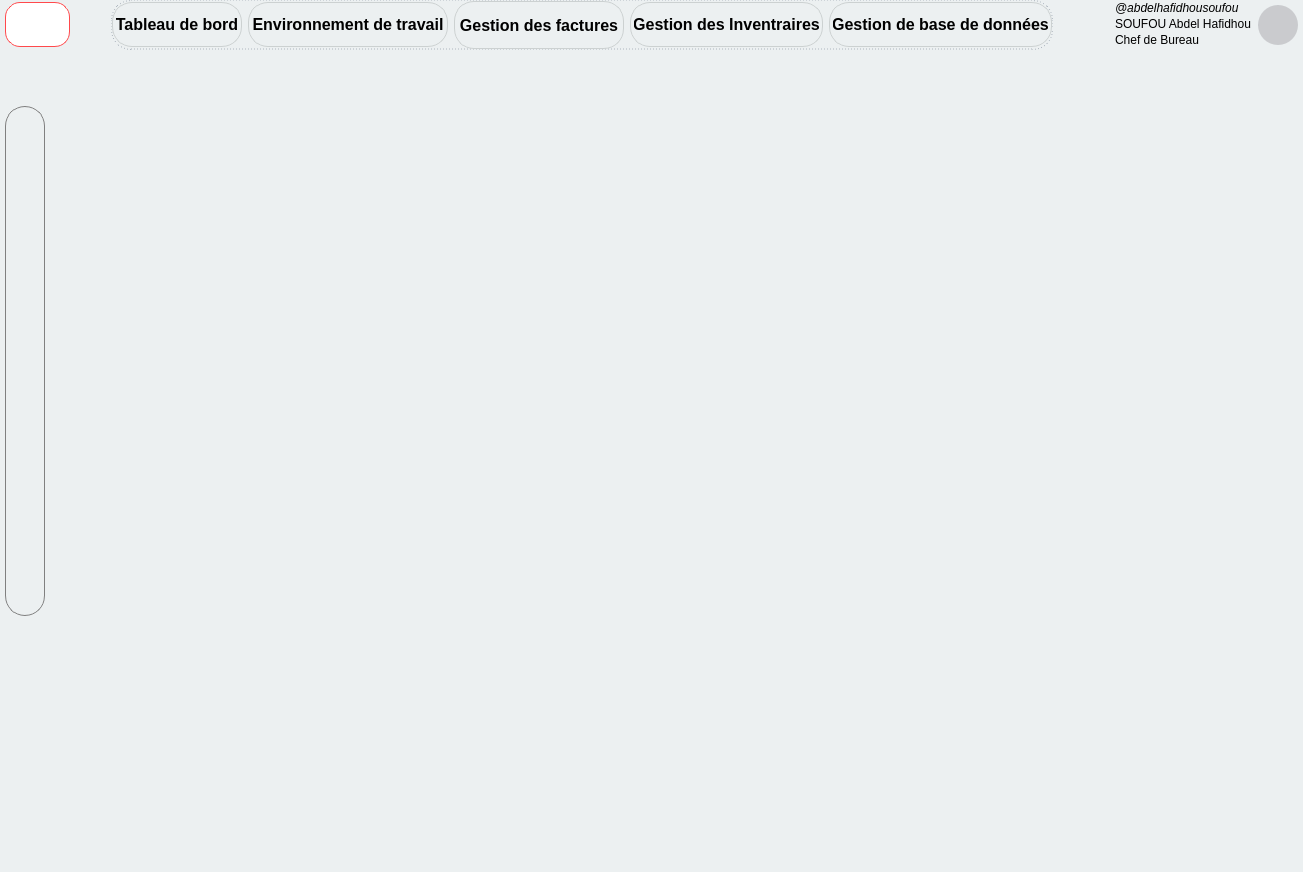
Before: the Qt Designer form forms/dialog.ui in SAbdelH/DevisCreator_premium, drawn with Qt 5.
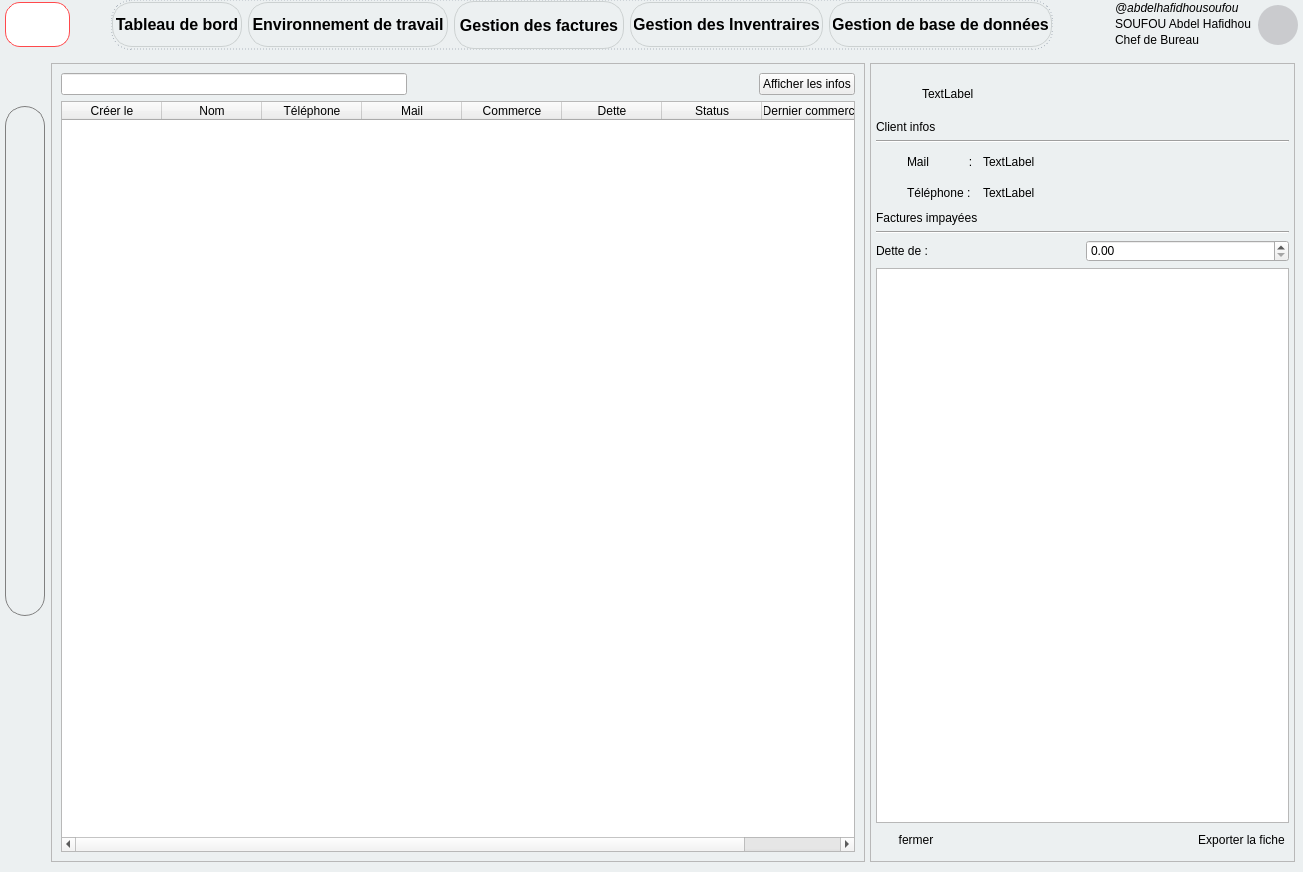
After: the same form once the commit is applied. The open tabs and pages were chosen to show the change. Icons and pictures are not drawn.

What changed in the file:
```diff
--- a/forms/dialog.ui
+++ b/forms/dialog.ui
@@ -5321,7 +5321,468 @@
         </item>
        </layout>
       </widget>
-      <widget class="QWidget" name="_p_clients"/>
+      <widget class="QWidget" name="_p_clients">
+       <layout class="QHBoxLayout" name="_h_clients">
+        <property name="spacing">
+         <number>5</number>
+        </property>
+        <property name="leftMargin">
+         <number>5</number>
+        </property>
+        <property name="topMargin">
+         <number>5</number>
+        </property>
+        <property name="rightMargin">
+         <number>8</number>
+        </property>
+        <property name="bottomMargin">
+         <number>10</number>
+        </property>
+        <item>
+         <widget class="QFrame" name="_f_clients_table">
+          <property name="frameShape">
+           <enum>QFrame::Shape::StyledPanel</enum>
+          </property>
+          <property name="frameShadow">
+           <enum>QFrame::Shadow::Raised</enum>
+          </property>
+          <layout class="QVBoxLayout" name="_v_clients_table">
+           <item>
+            <layout class="QHBoxLayout" name="_h_clients_table_top">
+             <item>
+              <widget class="QLineEdit" name="_le_clients_filter"/>
+             </item>
+             <item>
+              <spacer name="_hs_separator_clients_top">
+               <property name="orientation">
+                <enum>Qt::Orientation::Horizontal</enum>
+               </property>
+               <property name="sizeHint" stdset="0">
+                <size>
+                 <width>40</width>
+                 <height>20</height>
+                </size>
+               </property>
+              </spacer>
+             </item>
+             <item>
+              <widget class="QPushButton" name="_b_clients_show_info">
+               <property name="text">
+                <string>Afficher les infos</string>
+               </property>
+              </widget>
+             </item>
+            </layout>
+           </item>
+           <item>
+            <widget class="QTableWidget" name="_tw_clients_table_info">
+             <attribute name="horizontalHeaderCascadingSectionResizes">
+              <bool>false</bool>
+             </attribute>
+             <attribute name="horizontalHeaderShowSortIndicator" stdset="0">
+              <bool>true</bool>
+             </attribute>
+             <column>
+              <property name="text">
+               <string>Créer le</string>
+              </property>
+             </column>
+             <column>
+              <property name="text">
+               <string>Nom</string>
+              </property>
+             </column>
+             <column>
+              <property name="text">
+               <string>Téléphone</string>
+              </property>
+             </column>
+             <column>
+              <property name="text">
+               <string>Mail</string>
+              </property>
+             </column>
+             <column>
+              <property name="text">
+               <string>Commerce</string>
+              </property>
+             </column>
+             <column>
+              <property name="text">
+               <string>Dette</string>
+              </property>
+             </column>
+             <column>
+              <property name="text">
+               <string>Status</string>
+              </property>
+             </column>
+             <column>
+              <property name="text">
+               <string>Dernier commerce</string>
+              </property>
+             </column>
+            </widget>
+           </item>
+          </layout>
+         </widget>
+        </item>
+        <item>
+         <widget class="QFrame" name="_f_clients_info_box">
+          <property name="minimumSize">
+           <size>
+            <width>421</width>
+            <height>0</height>
+           </size>
+          </property>
+          <property name="maximumSize">
+           <size>
+            <width>425</width>
+            <height>16777215</height>
+           </size>
+          </property>
+          <property name="frameShape">
+           <enum>QFrame::Shape::StyledPanel</enum>
+          </property>
+          <property name="frameShadow">
+           <enum>QFrame::Shadow::Raised</enum>
+          </property>
+          <layout class="QVBoxLayout" name="_v_clients_info_box">
+           <property name="leftMargin">
+            <number>5</number>
+           </property>
+           <property name="topMargin">
+            <number>10</number>
+           </property>
+           <property name="rightMargin">
+            <number>5</number>
+           </property>
+           <property name="bottomMargin">
+            <number>10</number>
+           </property>
+           <item>
+            <layout class="QHBoxLayout" name="_h_clients_info_box_top">
+             <item>
+              <widget class="QLabel" name="_l_clients_profil_icon">
+               <property name="minimumSize">
+                <size>
+                 <width>40</width>
+                 <height>40</height>
+                </size>
+               </property>
+               <property name="maximumSize">
+                <size>
+                 <width>40</width>
+                 <height>40</height>
+                </size>
+               </property>
+               <property name="text">
+                <string/>
+               </property>
+               <property name="pixmap">
+                <pixmap resource="resources.qrc">:/icon/icons/profilClient.png</pixmap>
+               </property>
+               <property name="scaledContents">
+                <bool>true</bool>
+               </property>
+              </widget>
+             </item>
+             <item>
+              <widget class="QLabel" name="_l_clients_profil_name">
+               <property name="text">
+                <string>TextLabel</string>
+               </property>
+              </widget>
+             </item>
+            </layout>
+           </item>
+           <item>
+            <widget class="QLabel" name="label_3">
+             <property name="text">
+              <string>Client infos</string>
+             </property>
+            </widget>
+           </item>
+           <item>
+            <widget class="Line" name="line">
+             <property name="orientation">
+              <enum>Qt::Orientation::Horizontal</enum>
+             </property>
+            </widget>
+           </item>
+           <item>
+            <layout class="QHBoxLayout" name="horizontalLayout_4">
+             <item>
+              <widget class="QLabel" name="label_10">
+               <property name="minimumSize">
+                <size>
+                 <width>25</width>
+                 <height>25</height>
+                </size>
+               </property>
+               <property name="maximumSize">
+                <size>
+                 <width>25</width>
+                 <height>25</height>
+                </size>
+               </property>
+               <property name="text">
+                <string/>
+               </property>
+               <property name="pixmap">
+                <pixmap resource="resources.qrc">:/icon/icons/e-mail.png</pixmap>
+               </property>
+               <property name="scaledContents">
+                <bool>true</bool>
+               </property>
+              </widget>
+             </item>
+             <item>
+              <widget class="QLabel" name="label_4">
+               <property name="minimumSize">
+                <size>
+                 <width>70</width>
+                 <height>25</height>
+                </size>
+               </property>
+               <property name="maximumSize">
+                <size>
+                 <width>70</width>
+                 <height>25</height>
+                </size>
+               </property>
+               <property name="text">
+                <string>Mail            :</string>
+               </property>
+              </widget>
+             </item>
+             <item>
+              <widget class="QLabel" name="label_5">
+               <property name="minimumSize">
+                <size>
+                 <width>0</width>
+                 <height>25</height>
+                </size>
+               </property>
+               <property name="maximumSize">
+                <size>
+                 <width>16777215</width>
+                 <height>25</height>
+                </size>
+               </property>
+               <property name="text">
+                <string>TextLabel</string>
+               </property>
+              </widget>
+             </item>
+             <item>
+              <widget class="QPushButton" name="pushButton_2">
+               <property name="minimumSize">
+                <size>
+                 <width>25</width>
+                 <height>25</height>
+                </size>
+               </property>
+               <property name="maximumSize">
+                <size>
+                 <width>25</width>
+                 <height>25</height>
+                </size>
+               </property>
+               <property name="toolTip">
+                <string>Copier</string>
+               </property>
+               <property name="text">
+                <string/>
+               </property>
+               <property name="icon">
+                <iconset resource="resources.qrc">
+                 <normaloff>:/icon/icons/copier.png</normaloff>:/icon/icons/copier.png</iconset>
+               </property>
+               <property name="flat">
+                <bool>true</bool>
+               </property>
+              </widget>
+             </item>
+            </layout>
+           </item>
+           <item>
+            <layout class="QHBoxLayout" name="horizontalLayout_5">
+             <item>
+              <widget class="QLabel" name="label_11">
+               <property name="minimumSize">
+                <size>
+                 <width>25</width>
+                 <height>25</height>
+                </size>
+               </property>
+               <property name="maximumSize">
+                <size>
+                 <width>25</width>
+                 <height>25</height>
+                </size>
+               </property>
+               <property name="text">
+                <string/>
+               </property>
+               <property name="pixmap">
+                <pixmap resource="resources.qrc">:/icon/icons/appel.png</pixmap>
+               </property>
+               <property name="scaledContents">
+                <bool>true</bool>
+               </property>
+              </widget>
+             </item>
+             <item>
+              <widget class="QLabel" name="label_7">
+               <property name="minimumSize">
+                <size>
+                 <width>70</width>
+                 <height>25</height>
+                </size>
+               </property>
+               <property name="maximumSize">
+                <size>
+                 <width>70</width>
+                 <height>25</height>
+                </size>
+               </property>
+               <property name="text">
+                <string>Téléphone :</string>
+               </property>
+              </widget>
+             </item>
+             <item>
+              <widget class="QLabel" name="label_6">
+               <property name="minimumSize">
+                <size>
+                 <width>0</width>
+                 <height>25</height>
+                </size>
+               </property>
+               <property name="maximumSize">
+                <size>
+                 <width>16777215</width>
+                 <height>25</height>
+                </size>
+               </property>
+               <property name="text">
+                <string>TextLabel</string>
+               </property>
+              </widget>
+             </item>
+             <item>
+              <widget class="QPushButton" name="pushButton_4">
+               <property name="minimumSize">
+                <size>
+                 <width>25</width>
+                 <height>25</height>
+                </size>
+               </property>
+               <property name="maximumSize">
+                <size>
+                 <width>25</width>
+                 <height>25</height>
+                </size>
+               </property>
+               <property name="toolTip">
+                <string>Copier</string>
+               </property>
+               <property name="text">
+                <string/>
+               </property>
+               <property name="icon">
+                <iconset resource="resources.qrc">
+                 <normaloff>:/icon/icons/copier.png</normaloff>:/icon/icons/copier.png</iconset>
+               </property>
+               <property name="flat">
+                <bool>true</bool>
+               </property>
+              </widget>
+             </item>
+            </layout>
+           </item>
+           <item>
+            <widget class="QLabel" name="label_8">
+             <property name="text">
+              <string>Factures impayées</string>
+             </property>
+            </widget>
+           </item>
+           <item>
+            <widget class="Line" name="line_2">
+             <property name="orientation">
+              <enum>Qt::Orientation::Horizontal</enum>
+             </property>
+            </widget>
+           </item>
+           <item>
+            <layout class="QHBoxLayout" name="horizontalLayout_6">
+             <item>
+              <widget class="QLabel" name="label_9">
+               <property name="text">
+                <string>Dette de : </string>
+               </property>
+              </widget>
+             </item>
+             <item>
+              <widget class="QDoubleSpinBox" name="doubleSpinBox"/>
+             </item>
+            </layout>
+           </item>
+           <item>
+            <widget class="QListWidget" name="listWidget"/>
+           </item>
+           <item>
+            <layout class="QHBoxLayout" name="horizontalLayout_7">
+             <item>
+              <widget class="QPushButton" name="_b_clients_hide_info">
+               <property name="text">
+                <string>fermer</string>
+               </property>
+               <property name="icon">
+                <iconset resource="resources.qrc">
+                 <normaloff>:/icon/icons/cacher.png</normaloff>:/icon/icons/cacher.png</iconset>
+               </property>
+               <property name="flat">
+                <bool>true</bool>
+               </property>
+              </widget>
+             </item>
+             <item>
+              <spacer name="horizontalSpacer_2">
+               <property name="orientation">
+                <enum>Qt::Orientation::Horizontal</enum>
+               </property>
+               <property name="sizeHint" stdset="0">
+                <size>
+                 <width>40</width>
+                 <height>20</height>
+                </size>
+               </property>
+              </spacer>
+             </item>
+             <item>
+              <widget class="QPushButton" name="pushButton_5">
+               <property name="text">
+                <string>Exporter la fiche</string>
+               </property>
+               <property name="icon">
+                <iconset resource="resources.qrc">
+                 <normaloff>:/icon/icons/exceller.png</normaloff>:/icon/icons/exceller.png</iconset>
+               </property>
+               <property name="flat">
+                <bool>true</bool>
+               </property>
+              </widget>
+             </item>
+            </layout>
+           </item>
+          </layout>
+         </widget>
+        </item>
+       </layout>
+      </widget>
      </widget>
     </item>
     <item row="2" column="0">
```
Left out of the diff: 2 changed lines with no effect on the pictures.
